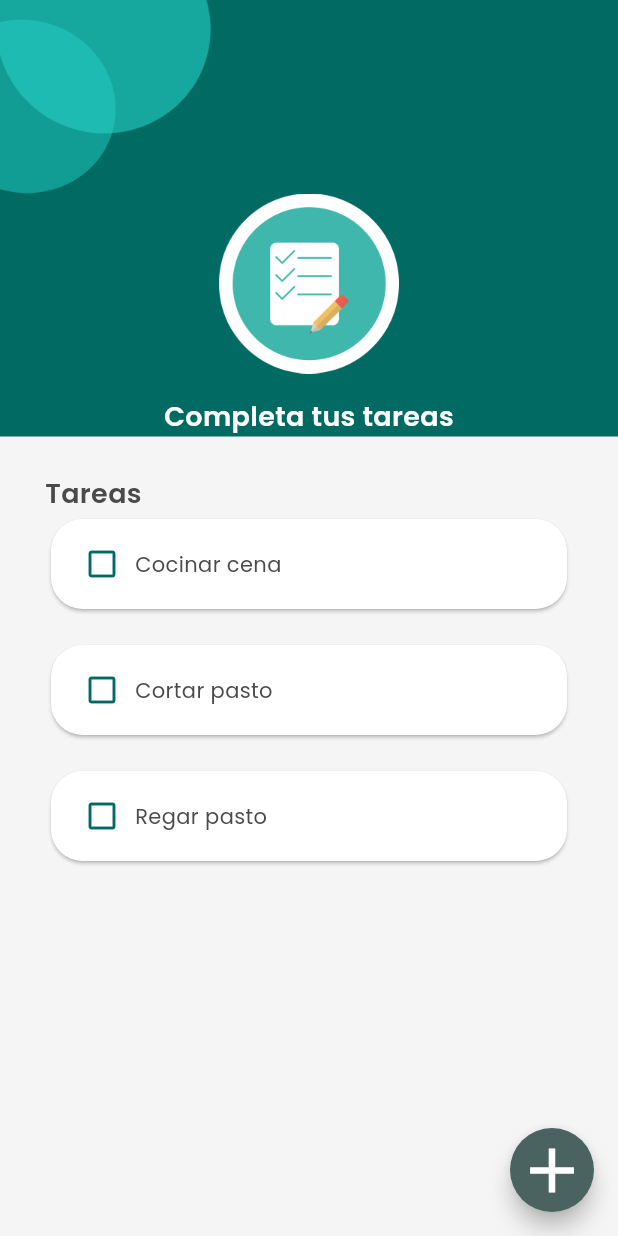
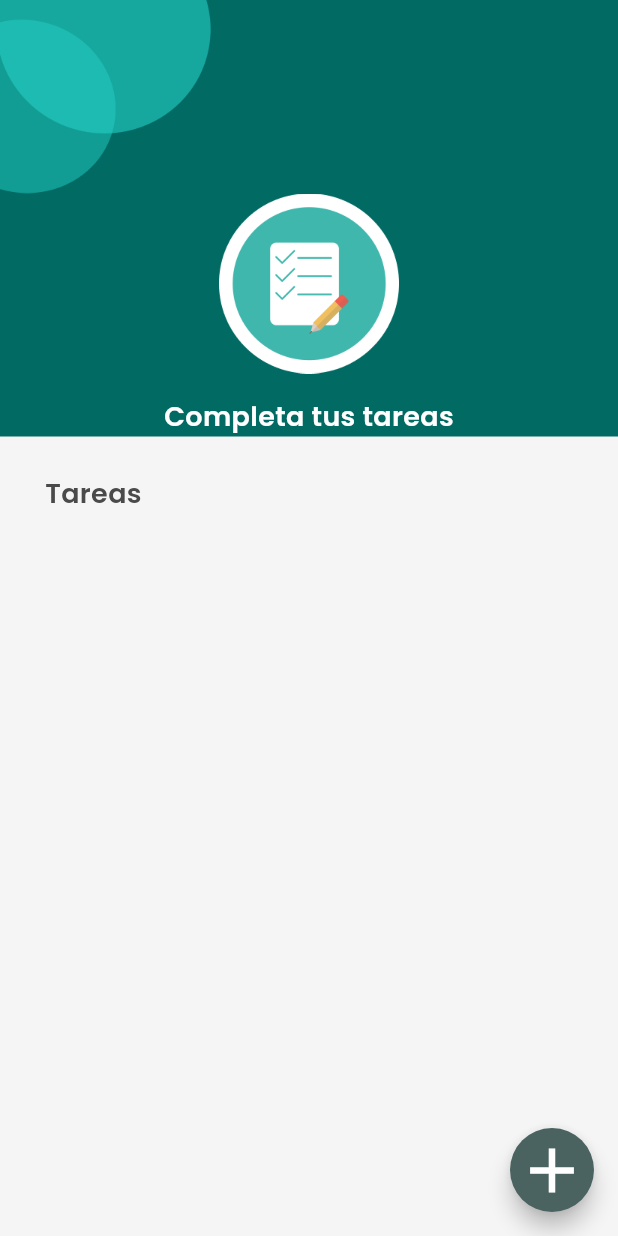
Before and after one commit to toballatorre/todo_list, a Flutter app: the TaskListPage screen opened directly, on a phone screen of 412 x 824 dp. Run offline on Flutter 3.47's test engine with Material 3 defaults, Android fonts, the phone set to English and light mode, and no system bars.

Commit message:
Minor changes

```diff
--- a/lib/app/views/task_list/task_list_page.dart
+++ b/lib/app/views/task_list/task_list_page.dart
@@ -11,11 +11,7 @@ class TaskListPage extends StatefulWidget {
 }
 
 class _TaskListPageState extends State<TaskListPage> {
-  final tasklist = <Task>[
-    Task('Cocinar cena'),
-    Task('Cortar pasto'),
-    Task('Regar pasto'),
-  ];
+  final tasklist = <Task>[];
 
   @override
   Widget build(BuildContext context) {
@@ -51,8 +47,9 @@ class _TaskListPageState extends State<TaskListPage> {
       context: context,
       builder: (context) => _NewTaskModal(
         onTaskCreated: (task) {
-          tasklist.add(task);
-          setState(() {});
+          setState(() {
+            tasklist.add(task);
+          });
         },
       ),
     );
```
